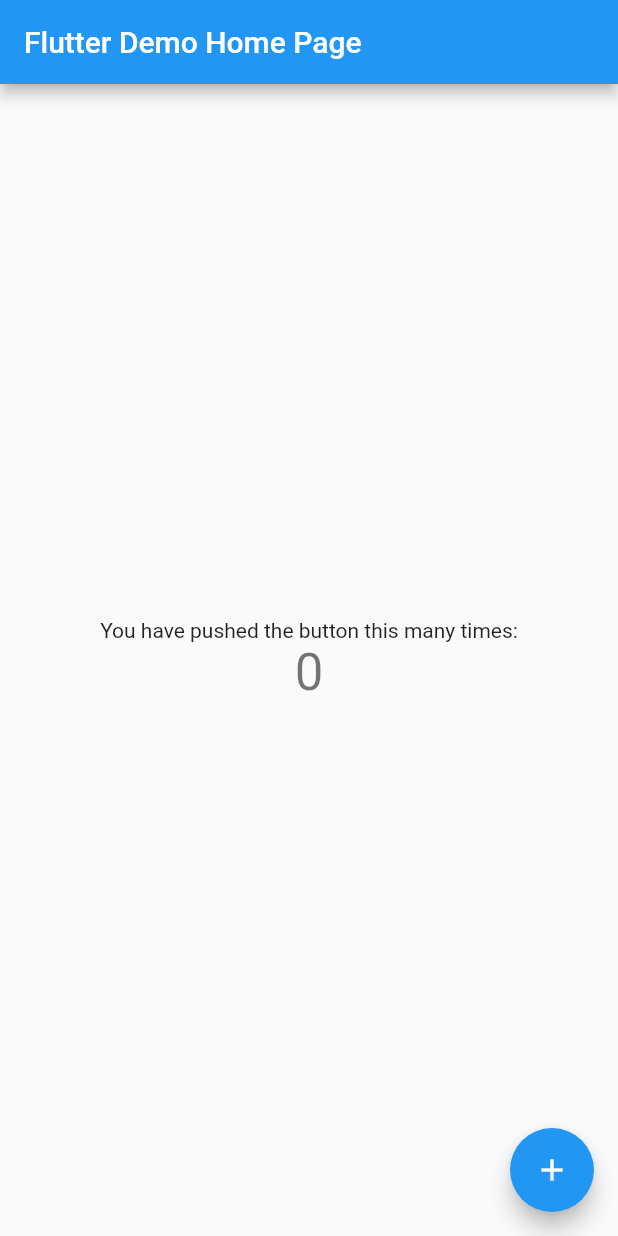
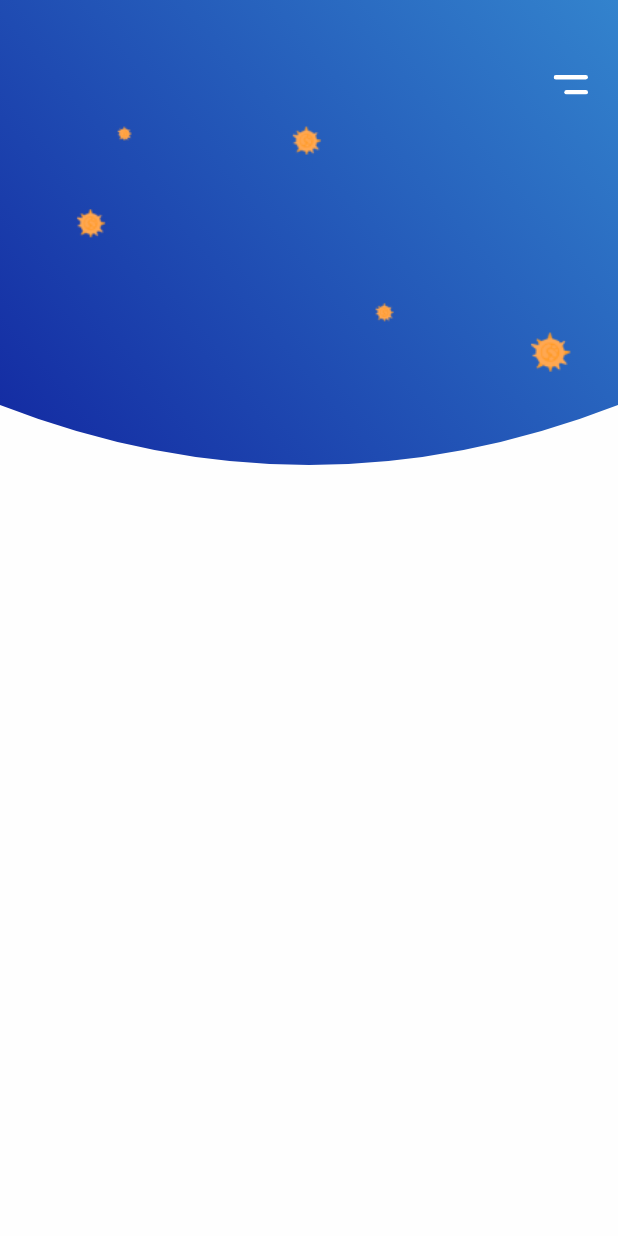
Before and after one commit to harshithva/covid19, a Flutter app: the screen it shows after launch, on a phone screen of 412 x 824 dp. Run offline on Flutter 3.47's test engine with Material 2 defaults, Android fonts, the phone set to English and light mode, and no system bars; our stand-ins replace flutter_svg.

Commit message:
Hero section designed

```diff
--- /dev/null
+++ b/lib/constant.dart
@@ -0,0 +1,27 @@
+import 'package:flutter/material.dart';
+
+// Colors
+const kBackgroundColor = Color(0xFFFEFEFE);
+const kTitleTextColor = Color(0xFF303030);
+const kBodyTextColor = Color(0xFF4B4B4B);
+const kTextLightColor = Color(0xFF959595);
+const kInfectedColor = Color(0xFFFF8748);
+const kDeathColor = Color(0xFFFF4848);
+const kRecovercolor = Color(0xFF36C12C);
+const kPrimaryColor = Color(0xFF3382CC);
+final kShadowColor = Color(0xFFB7B7B7).withOpacity(.16);
+final kActiveShadowColor = Color(0xFF4056C6).withOpacity(.15);
+
+// Text Style
+const kHeadingTextStyle = TextStyle(
+  fontSize: 22,
+  fontWeight: FontWeight.w600,
+);
+
+const kSubTextStyle = TextStyle(fontSize: 16, color: kTextLightColor);
+
+const kTitleTextstyle = TextStyle(
+  fontSize: 18,
+  color: kTitleTextColor,
+  fontWeight: FontWeight.bold,
+);
--- a/lib/main.dart
+++ b/lib/main.dart
@@ -1,4 +1,6 @@
+import 'package:covid_19/constant.dart';
 import 'package:flutter/material.dart';
+import 'package:flutter_svg/flutter_svg.dart';
 
 void main() => runApp(MyApp());
 
@@ -7,105 +9,74 @@ class MyApp extends StatelessWidget {
   @override
   Widget build(BuildContext context) {
     return MaterialApp(
-      title: 'Flutter Demo',
+      debugShowCheckedModeBanner: false,
+      title: 'Covid 19',
       theme: ThemeData(
-        // This is the theme of your application.
-        //
-        // Try running your application with "flutter run". You'll see the
-        // application has a blue toolbar. Then, without quitting the app, try
-        // changing the primarySwatch below to Colors.green and then invoke
-        // "hot reload" (press "r" in the console where you ran "flutter run",
-        // or simply save your changes to "hot reload" in a Flutter IDE).
-        // Notice that the counter didn't reset back to zero; the application
-        // is not restarted.
-        primarySwatch: Colors.blue,
-      ),
-      home: MyHomePage(title: 'Flutter Demo Home Page'),
+          scaffoldBackgroundColor: kBackgroundColor,
+          fontFamily: "Poppins",
+          textTheme: TextTheme(
+            body1: TextStyle(color: kBodyTextColor),
+          )),
+      home: HomeScreen(),
     );
   }
 }
 
-class MyHomePage extends StatefulWidget {
-  MyHomePage({Key key, this.title}) : super(key: key);
-
-  // This widget is the home page of your application. It is stateful, meaning
-  // that it has a State object (defined below) that contains fields that affect
-  // how it looks.
-
-  // This class is the configuration for the state. It holds the values (in this
-  // case the title) provided by the parent (in this case the App widget) and
-  // used by the build method of the State. Fields in a Widget subclass are
-  // always marked "final".
-
-  final String title;
-
+class HomeScreen extends StatelessWidget {
   @override
-  _MyHomePageState createState() => _MyHomePageState();
+  Widget build(BuildContext context) {
+    return Scaffold(
+      body: Column(
+        children: <Widget>[
+          ClipPath(
+            clipper: MyClipper(),
+            child: Container(
+              padding: EdgeInsets.only(left: 40, top: 50, right: 20),
+              height: 350,
+              width: double.infinity,
+              decoration: BoxDecoration(
+                gradient: LinearGradient(
+                  begin: Alignment.topRight,
+                  end: Alignment.bottomLeft,
+                  colors: [
+                    Color(0xff3383cd),
+                    Color(0xff11249f),
+                  ],
+                ),
+                image: DecorationImage(
+                  image: AssetImage('assets/images/virus.png'),
+                ),
+              ),
+              child: Column(
+                  crossAxisAlignment: CrossAxisAlignment.start,
+                  children: <Widget>[
+                    Align(
+                      alignment: Alignment.topRight,
+                      child: SvgPicture.asset("assets/icons/menu.svg"),
+                    ),
+                  ]),
+            ),
+          )
+        ],
+      ),
+    );
+  }
 }
 
-class _MyHomePageState extends State<MyHomePage> {
-  int _counter = 0;
-
-  void _incrementCounter() {
-    setState(() {
-      // This call to setState tells the Flutter framework that something has
-      // changed in this State, which causes it to rerun the build method below
-      // so that the display can reflect the updated values. If we changed
-      // _counter without calling setState(), then the build method would not be
-      // called again, and so nothing would appear to happen.
-      _counter++;
-    });
+class MyClipper extends CustomClipper<Path> {
+  @override
+  Path getClip(Size size) {
+    var path = Path();
+    path.lineTo(0, size.height - 80);
+    path.quadraticBezierTo(
+        size.width / 2, size.height, size.width, size.height - 80);
+    path.lineTo(size.width, 0);
+    path.close();
+    return path;
   }
 
   @override
-  Widget build(BuildContext context) {
-    // This method is rerun every time setState is called, for instance as done
-    // by the _incrementCounter method above.
-    //
-    // The Flutter framework has been optimized to make rerunning build methods
-    // fast, so that you can just rebuild anything that needs updating rather
-    // than having to individually change instances of widgets.
-    return Scaffold(
-      appBar: AppBar(
-        // Here we take the value from the MyHomePage object that was created by
-        // the App.build method, and use it to set our appbar title.
-        title: Text(widget.title),
-      ),
-      body: Center(
-        // Center is a layout widget. It takes a single child and positions it
-        // in the middle of the parent.
-        child: Column(
-          // Column is also a layout widget. It takes a list of children and
-          // arranges them vertically. By default, it sizes itself to fit its
-          // children horizontally, and tries to be as tall as its parent.
-          //
-          // Invoke "debug painting" (press "p" in the console, choose the
-          // "Toggle Debug Paint" action from the Flutter Inspector in Android
-          // Studio, or the "Toggle Debug Paint" command in Visual Studio Code)
-          // to see the wireframe for each widget.
-          //
-          // Column has various properties to control how it sizes itself and
-          // how it positions its children. Here we use mainAxisAlignment to
-          // center the children vertically; the main axis here is the vertical
-          // axis because Columns are vertical (the cross axis would be
-          // horizontal).
-          mainAxisAlignment: MainAxisAlignment.center,
-          children: <Widget>[
-            Text(
-              'You have pushed the button this many times:',
-            ),
-            Text(
-              '$_counter',
-              style: Theme.of(context).textTheme.display1,
-            ),
-          ],
-        ),
-      ),
-      floatingActionButton: FloatingActionButton(
-        onPressed: _incrementCounter,
-        tooltip: 'Increment',
-        child: Icon(Icons.add),
-      ), // This trailing comma makes auto-formatting nicer for build methods.
-    );
+  bool shouldReclip(CustomClipper<Path> oldClipper) {
+    return false;
   }
 }
```
Also changed, not shown: pubspec.yaml (+12 -8 lines), pubspec.lock.
